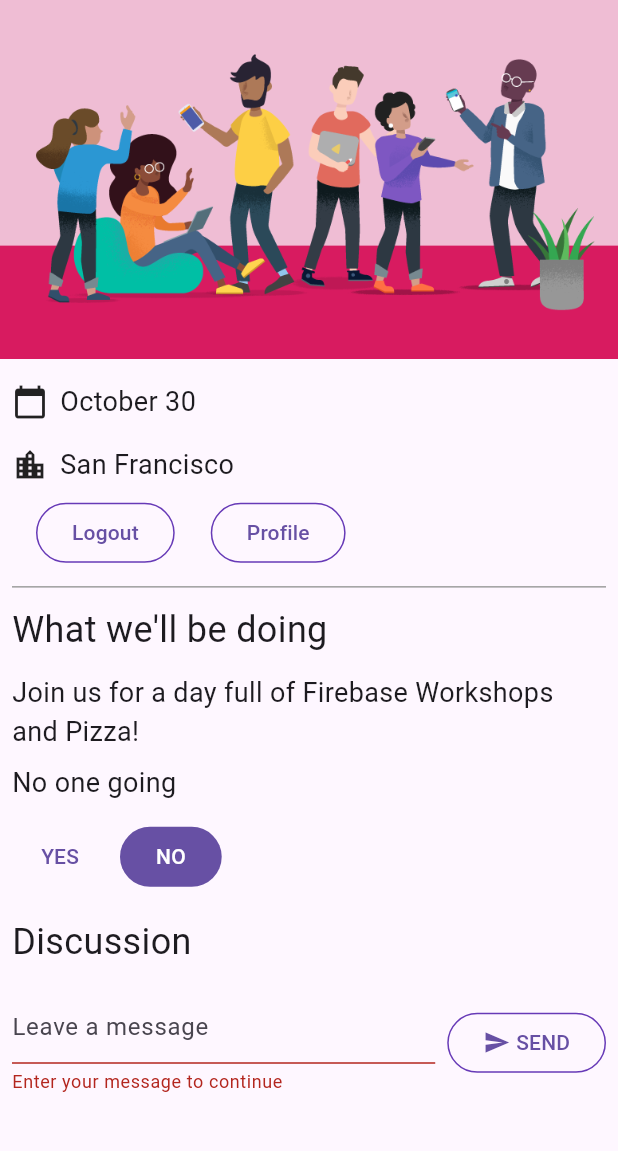
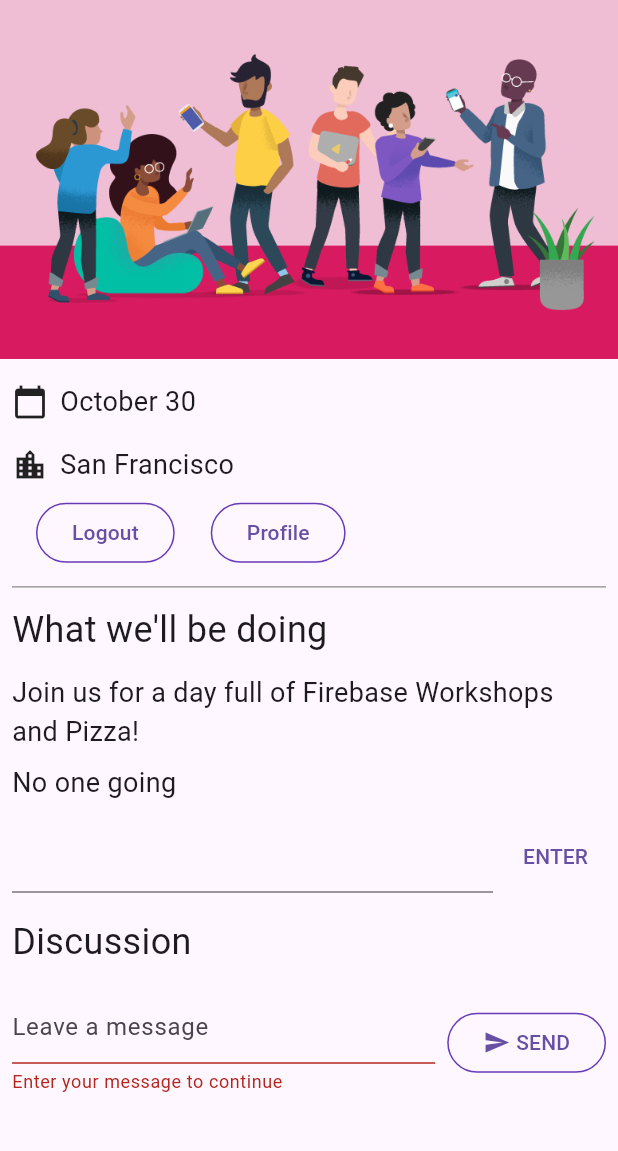
Before and after one commit to dylcarinc/firebase_demo, a Flutter app: the screen it shows once a user with an empty profile is signed in, after a tap on "SEND", on a phone screen of 412 x 824 dp, the part 84-1235 px from its top. Run offline on Flutter 3.47's test engine with Material 3 defaults, Android fonts, the phone set to English and light mode, and no system bars; our stand-ins replace cloud_firestore, firebase_auth, firebase_core, go_router, google_fonts; missing offline and left inert: firebase_ui_auth; accounts and stored records are empty.

Commit message:
allows user to select specific number of attendees

```diff
--- a/firebase_demo/lib/app_state.dart
+++ b/firebase_demo/lib/app_state.dart
@@ -7,29 +7,26 @@ import 'package:firebase_ui_auth/firebase_ui_auth.dart';
 import 'package:flutter/material.dart';
 import 'guest_book_message.dart';
 import 'firebase_options.dart';
+import 'yes_no_selection.dart';
 
-enum Attending { yes, no, unknown }
+int attendeeNum = 0;
 class ApplicationState extends ChangeNotifier {
   ApplicationState() {
     init();
   }
-  int _attendees = 0;
+int _attendees = 0;
 int get attendees => _attendees;
-  Attending _attending = Attending.unknown;
+  int _attending = 0;
   StreamSubscription<DocumentSnapshot>? _attendingSubscription;
 
-  Attending get attending => _attending;
+  int get attendeeNum => _attending;
 
-  set attending(Attending attending) {
+  /*set attending(int attendeeNum) {
     final userDoc = FirebaseFirestore.instance
         .collection('attendees')
         .doc(FirebaseAuth.instance.currentUser!.uid);
-    if (attending == Attending.yes) {
-      userDoc.set(<String, dynamic>{'attending': true});
-    } else {
-      userDoc.set(<String, dynamic>{'attending': false});
-    }
-  }
+      userDoc.set(<String, dynamic>{'attending': attendeeNum});
+  }*/
 Future<DocumentReference> addMessageToGuestBook(String message) {
     if (!_loggedIn) {
       throw Exception('Must be logged in');
@@ -52,6 +49,7 @@ Future<DocumentReference> addMessageToGuestBook(String message) {
   List<GuestBookMessage> get guestBookMessages => _guestBookMessages;
 
   Future<void> init() async {
+    int i = 0;
     await Firebase.initializeApp(
         options: DefaultFirebaseOptions.currentPlatform);
 
@@ -61,10 +59,13 @@ Future<DocumentReference> addMessageToGuestBook(String message) {
     ]);
     FirebaseFirestore.instance
         .collection('attendees')
-        .where('attending', isEqualTo: true)
         .snapshots()
         .listen((snapshot) {
-      _attendees = snapshot.docs.length;
+        for (var docSnapshot in snapshot.docs){
+          i += docSnapshot.get('attending') as int;
+        }
+      _attendees = i;
+      i =0;
       notifyListeners();
     });
     FirebaseAuth.instance.userChanges().listen((user) {
@@ -91,15 +92,6 @@ Future<DocumentReference> addMessageToGuestBook(String message) {
             .doc(user.uid)
             .snapshots()
             .listen((snapshot) {
-          if (snapshot.data() != null) {
-            if (snapshot.data()!['attending'] as bool) {
-              _attending = Attending.yes;
-            } else {
-              _attending = Attending.no;
-            }
-          } else {
-            _attending = Attending.unknown;
-          }
           notifyListeners();
         });
       } else {
--- a/firebase_demo/lib/home_page.dart
+++ b/firebase_demo/lib/home_page.dart
@@ -55,10 +55,7 @@ class HomePage extends StatelessWidget {
         _ => const Paragraph('No one going'),
       },
       if (appState.loggedIn) ...[
-        YesNoSelection(
-          state: appState.attending,
-          onSelection: (attending) => appState.attending = attending,
-        ),
+        YesNoSelection(),
         const Header('Discussion'),
         GuestBook(
           addMessage: (message) =>
--- a/firebase_demo/lib/yes_no_selection.dart
+++ b/firebase_demo/lib/yes_no_selection.dart
@@ -2,67 +2,47 @@ import 'package:flutter/material.dart';
 
 import 'app_state.dart';
 import 'src/widgets.dart';
+import 'package:flutter/services.dart';
+import 'package:cloud_firestore/cloud_firestore.dart';
+import 'package:firebase_auth/firebase_auth.dart'
+    hide EmailAuthProvider, PhoneAuthProvider;
+import 'package:firebase_core/firebase_core.dart';
+import 'package:firebase_ui_auth/firebase_ui_auth.dart';
+import 'firebase_options.dart';
 
 class YesNoSelection extends StatelessWidget {
-  const YesNoSelection(
-      {super.key, required this.state, required this.onSelection});
-  final Attending state;
-  final void Function(Attending selection) onSelection;
+  YesNoSelection(
+      {super.key});
+  final myController = TextEditingController();
 
   @override
   Widget build(BuildContext context) {
-    switch (state) {
-      case Attending.yes:
         return Padding(
           padding: const EdgeInsets.all(8.0),
           child: Row(
             children: [
-              FilledButton(
-                onPressed: () => onSelection(Attending.yes),
-                child: const Text('YES'),
+              Expanded(child:
+              TextField(
+                controller: myController,
+                keyboardType: TextInputType.number,
+                  inputFormatters: <TextInputFormatter>[
+                    FilteringTextInputFormatter.digitsOnly
+                  ],
+              ),
               ),
               const SizedBox(width: 8),
               TextButton(
-                onPressed: () => onSelection(Attending.no),
-                child: const Text('NO'),
+                child: const Text('ENTER'),
+                onPressed: () => updateBase(int.parse(myController.text)),
               ),
             ],
           ),
         );
-      case Attending.no:
-        return Padding(
-          padding: const EdgeInsets.all(8.0),
-          child: Row(
-            children: [
-              TextButton(
-                onPressed: () => onSelection(Attending.yes),
-                child: const Text('YES'),
-              ),
-              const SizedBox(width: 8),
-              FilledButton(
-                onPressed: () => onSelection(Attending.no),
-                child: const Text('NO'),
-              ),
-            ],
-          ),
-        );
-      default:
-        return Padding(
-          padding: const EdgeInsets.all(8.0),
-          child: Row(
-            children: [
-              StyledButton(
-                onPressed: () => onSelection(Attending.yes),
-                child: const Text('YES'),
-              ),
-              const SizedBox(width: 8),
-              StyledButton(
-                onPressed: () => onSelection(Attending.no),
-                child: const Text('NO'),
-              ),
-            ],
-          ),
-        );
-    }
   }
+   void updateBase(int atendeeNum){
+    final userDoc = FirebaseFirestore.instance
+        .collection('attendees')
+        .doc(FirebaseAuth.instance.currentUser!.uid);
+      userDoc.set(<String, dynamic>{'attending': atendeeNum});
+   }
 }
```
